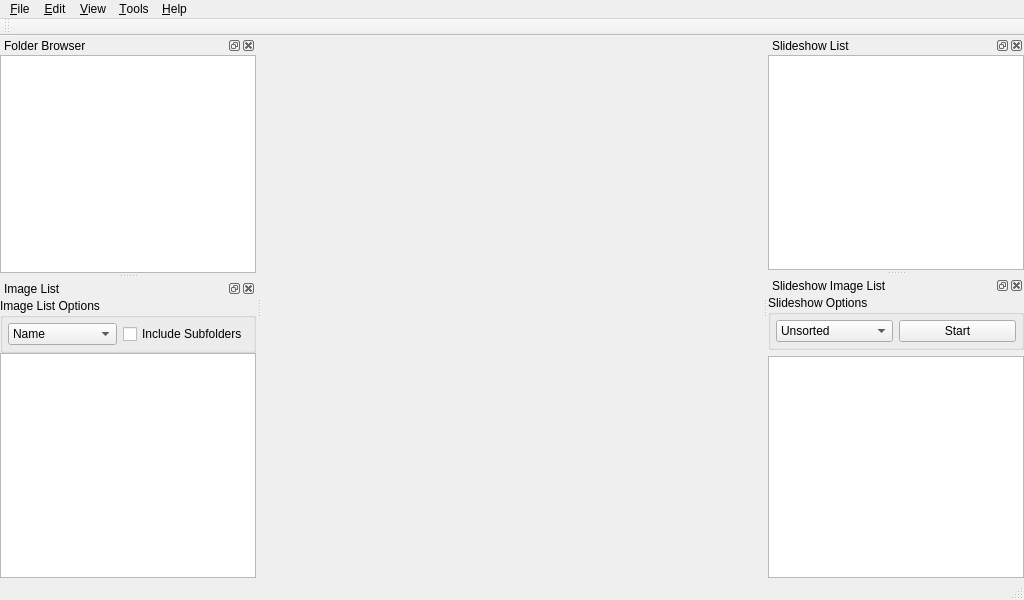
This is mainwindow.ui in vos/qsm as Qt 5 draws it before an edit. The edited form follows.
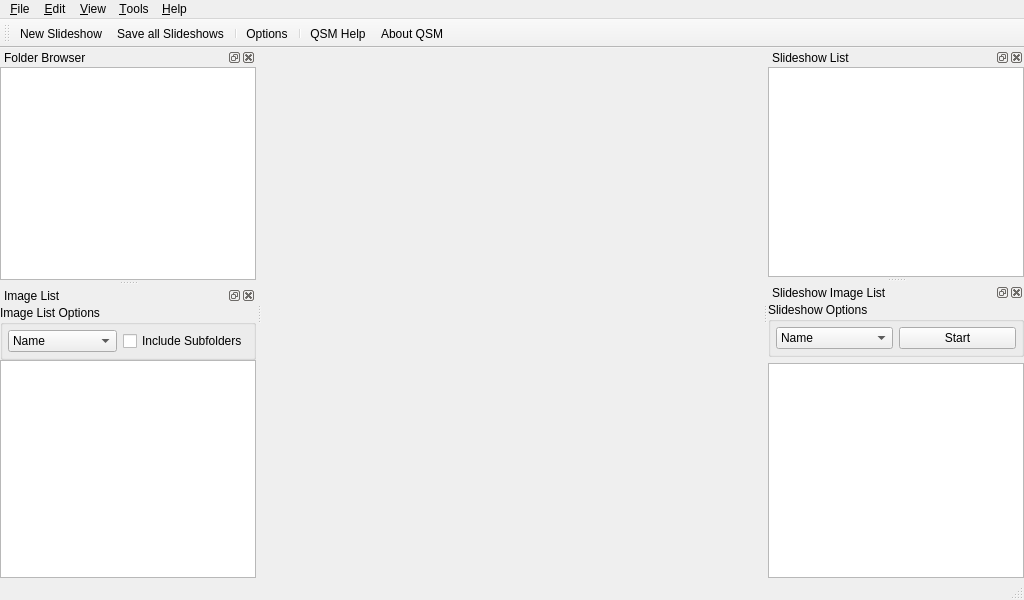
This is the edited form. Icons and pictures are not drawn.

```diff
--- a/mainwindow.ui
+++ b/mainwindow.ui
@@ -72,6 +72,13 @@
    <attribute name="toolBarBreak">
     <bool>false</bool>
    </attribute>
+   <addaction name="actionNewSlideshow"/>
+   <addaction name="action_SaveAllSlideshows"/>
+   <addaction name="separator"/>
+   <addaction name="actionOptions"/>
+   <addaction name="separator"/>
+   <addaction name="actionQsmHelp"/>
+   <addaction name="actionAboutQsm"/>
   </widget>
   <widget class="QStatusBar" name="statusBar"/>
   <widget class="QDockWidget" name="folderBrowserDockWidget">
@@ -204,7 +211,7 @@
         <item>
          <widget class="QComboBox" name="slideshowSortComboBox">
           <property name="currentIndex">
-           <number>2</number>
+           <number>0</number>
           </property>
           <item>
            <property name="text">
@@ -339,6 +346,21 @@
     <string>Ctrl+N</string>
    </property>
   </action>
+  <action name="action_SaveAllSlideshows">
+   <property name="icon">
+    <iconset resource="icons.qrc">
+     <normaloff>:/icons/floppy_disk_48.png</normaloff>:/icons/floppy_disk_48.png</iconset>
+   </property>
+   <property name="text">
+    <string>&amp;Save all Slideshows</string>
+   </property>
+   <property name="statusTip">
+    <string>Save all Slideshows</string>
+   </property>
+   <property name="shortcut">
+    <string>Ctrl+S</string>
+   </property>
+  </action>
  </widget>
  <layoutdefault spacing="6" margin="11"/>
  <resources/>
```
Left out of the diff: 53 changed lines with no effect on the pictures.
